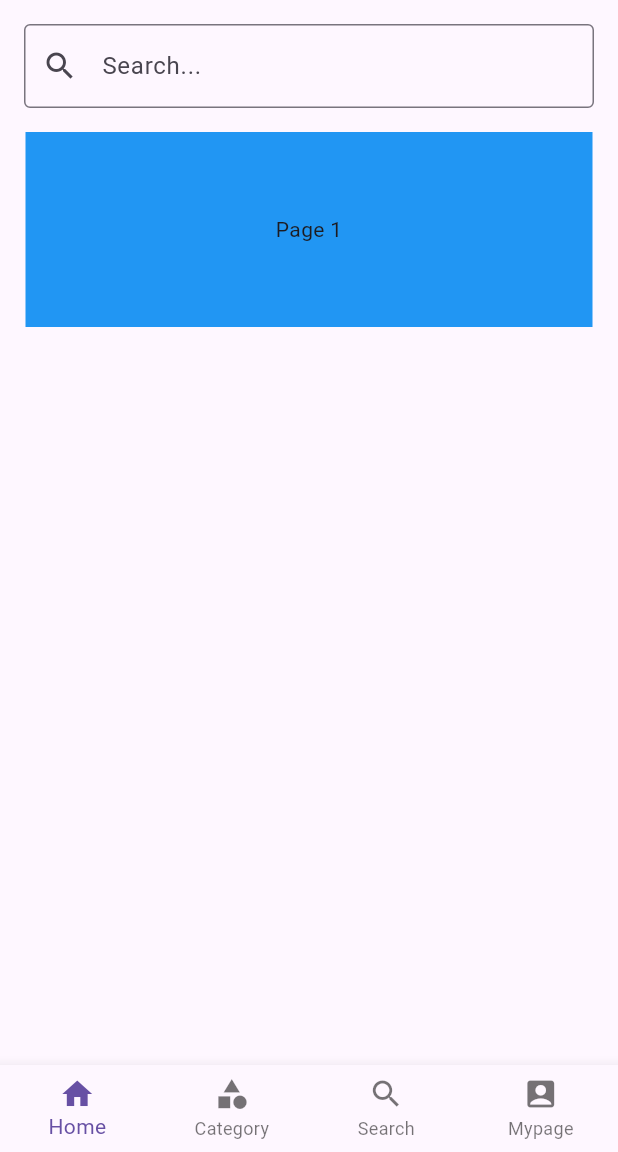
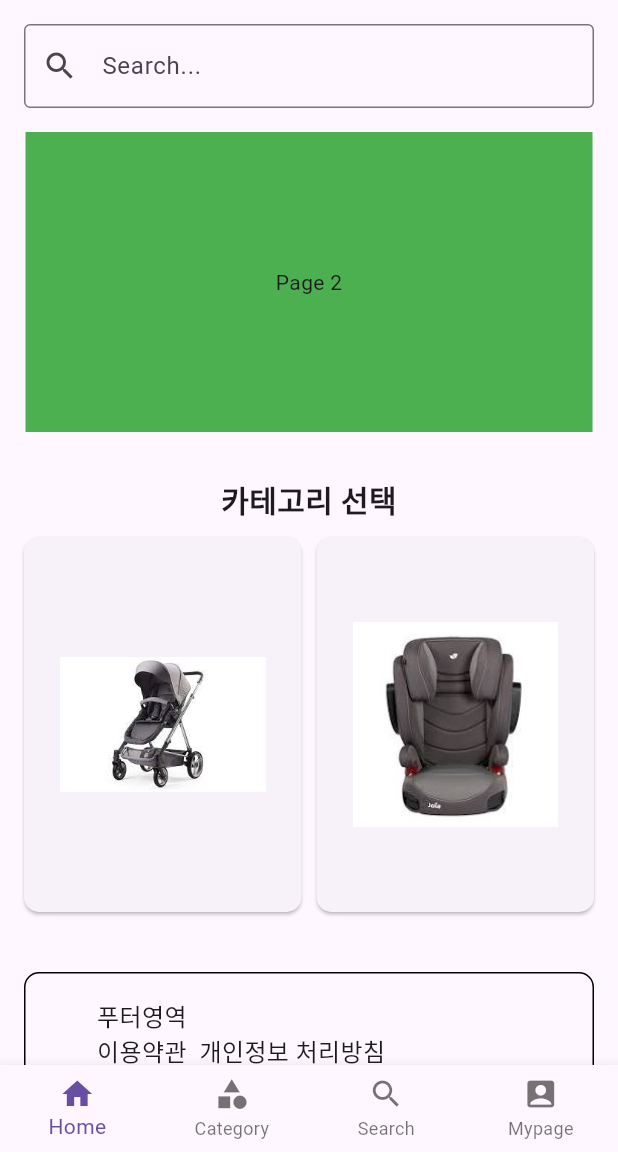
Before and after one commit to hahnjihoon/moby, a Flutter app: the screen it shows after launch, on a phone screen of 412 x 824 dp, the part 84-1236 px from its top. Run offline on Flutter 3.47's test engine with Material 3 defaults, Android fonts, the phone set to English and light mode, and no system bars; our stand-ins replace flutter_html, fluttertoast, webview_flutter.

Commit message:
main screen 완성

```diff
--- a/lib/common/rolling_banner.dart
+++ b/lib/common/rolling_banner.dart
@@ -17,7 +17,7 @@ class _RollingBannerState extends State<RollingBanner> {
     _pageController = PageController(initialPage: _currentPage);
 
     // 타이머를 사용하여 페이지 자동 슬라이딩
-    _timer = Timer.periodic(Duration(seconds: 1), (Timer timer) {
+    _timer = Timer.periodic(Duration(seconds: 3), (Timer timer) {
       _currentPage++; // 다음 페이지로 이동
       if (_currentPage >= 3) {
         _currentPage = 0; // 마지막 페이지인 경우 첫 번째 페이지로 이동
@@ -38,7 +38,7 @@ class _RollingBannerState extends State<RollingBanner> {
   @override
   Widget build(BuildContext context) {
     return Container(
-      height: 130, // 세로 길이 설정
+      height: 200, // 세로 길이 설정
       margin: EdgeInsets.symmetric(horizontal: 13), // 좌우 여백 설정
       child: PageView(
         controller: _pageController,
--- a/lib/main.dart
+++ b/lib/main.dart
@@ -76,7 +76,7 @@ class _SplashScreenState extends State<SplashScreen> {
     super.initState();
 
     // 일정 시간이 지난 후에 메인 화면으로 이동하는 함수
-    Future.delayed(const Duration(seconds: 1), () {
+    Future.delayed(const Duration(seconds: 2), () {
       Navigator.pushReplacement(
         context,
         MaterialPageRoute(builder: (context) => const MainScreen()),
--- a/lib/screen/screen_main.dart
+++ b/lib/screen/screen_main.dart
@@ -28,8 +28,6 @@ class _MainScreenState extends State<MainScreen>{
       case 0:
         break;
       case 1:
-      // Navigator.popUntil(context, (route) => route.isFirst);
-        SystemNavigator.pop();
         break;
       case 2:
         break;
@@ -65,7 +63,7 @@ class _MainScreenState extends State<MainScreen>{
                     builder: (BuildContext context) {
                       return AlertDialog(
                         title: Text("알림"),
-                        content: Text("메뉴를 눌렀습니다.ㄴㅁㅇㄻㄴㅇㄹ"),
+                        content: Text("메뉴를 눌렀습니다."),
                         actions: [
                           TextButton(
                             onPressed: () {
@@ -105,6 +103,84 @@ class _MainScreenState extends State<MainScreen>{
                   ),
                 ),
                 RollingBanner(),
+                SizedBox(height: 30), // 추가된 간격
+                Text(
+                  '카테고리 선택',
+                  style: TextStyle(
+                    fontSize: 20.0,
+                    fontWeight: FontWeight.bold,
+                  ),
+                ),
+                SizedBox(height: 10), // 추가된 간격
+                Padding(
+                  padding: const EdgeInsets.symmetric(horizontal: 16.0), // 좌우 여백 추가
+                  child: Row(
+                    mainAxisAlignment: MainAxisAlignment.center, // 가운데 정렬
+                    children: [
+                      Expanded(
+                        child: ElevatedButton(
+                          onPressed: () {
+                            // 유모차 버튼 눌렀을 때 실행할 동작
+                          },
+                          // child: Text('유모차'),
+                          child: Image.asset('images/1111.png'),
+                          style: ElevatedButton.styleFrom(
+                            minimumSize: Size(double.infinity, 250), // 높이를 100으로 설정
+                            shape: RoundedRectangleBorder(
+                              borderRadius: BorderRadius.only(
+                                topLeft: Radius.circular(10), // 좌측 상단 둥근 모서리
+                                bottomLeft: Radius.circular(10), // 좌측 하단 둥근 모서리
+                                topRight: Radius.circular(10), // 우측 상단 모서리는 네모낳게 유지
+                                bottomRight: Radius.circular(10), // 우측 하단 모서리는 네모낳게 유지
+                              ),
+                            ),
+                          ),
+                        ),
+                      ),
+                      SizedBox(width: 10), // 버튼 간의 간격 조절
+                      Expanded(
+                        child: ElevatedButton(
+                          onPressed: () {
+                            // 카시트 버튼 눌렀을 때 실행할 동작
+                          },
+                          // child: Text('카시트'),
+                            child: Image.asset('images/zktlxm.png'),
+                          style: ElevatedButton.styleFrom(
+                            minimumSize: Size(double.infinity, 250), // 높이를 100으로 설정
+                            shape: RoundedRectangleBorder(
+                              borderRadius: BorderRadius.only(
+                                topLeft: Radius.circular(10), // 좌측 상단 둥근 모서리
+                                bottomLeft: Radius.circular(10), // 좌측 하단 둥근 모서리
+                                topRight: Radius.circular(10), // 우측 상단 모서리는 네모낳게 유지
+                                bottomRight: Radius.circular(10), // 우측 하단 모서리는 네모낳게 유지
+                              ),
+                            ),
+                          ),
+                        ),
+                      ),
+                    ],
+                  ),
+                ),
+                SizedBox(height: 40),
+                Padding(
+                  padding: const EdgeInsets.symmetric(horizontal: 16.0), // 좌우 패딩 추가
+                  child: Container(
+                    decoration: BoxDecoration(
+                      border: Border.all(color: Colors.black), // 검정색 테두리 적용
+                      borderRadius: BorderRadius.circular(10), // 테두리 둥글기 설정
+                    ),
+                    width: double.infinity, // 부모 위젯의 너비에 맞게 컨테이너를 확장
+                    height: 130, // 높이를 100으로 설정
+                    child: Center(
+                      child: Text(
+                        '푸터영역\n이용약관  개인정보 처리방침 \n (주)모비 서울시성북구삼선동 코오롱본관 \n 01055520440',
+                        style: TextStyle(
+                          fontSize: 16,
+                        ),
+                      ),
+                    ),
+                  ),
+                ),
 
               ],
             ),
```
